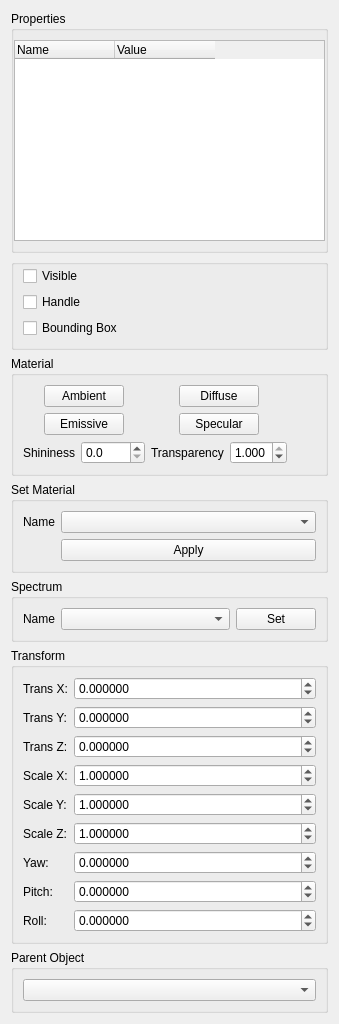
Before: the Qt Designer form eidolon/resources/ui/repr_property.ui in ericspod/Eidolon, drawn with Qt 5.
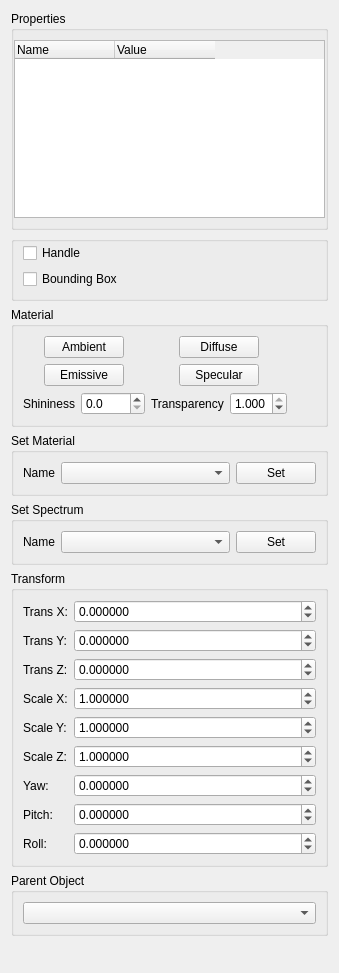
After: the same form once the commit is applied.

Diff of the .ui file:
```diff
--- a/eidolon/resources/ui/repr_property.ui
+++ b/eidolon/resources/ui/repr_property.ui
@@ -7,7 +7,7 @@
     <x>0</x>
     <y>0</y>
     <width>339</width>
-    <height>1024</height>
+    <height>973</height>
    </rect>
   </property>
   <property name="windowTitle">
@@ -43,7 +43,7 @@
         <property name="minimumSize">
          <size>
           <width>0</width>
-          <height>170</height>
+          <height>140</height>
          </size>
         </property>
         <property name="verticalScrollBarPolicy">
@@ -121,28 +121,6 @@
       <property name="rightMargin">
        <number>9</number>
       </property>
-      <item>
-       <widget class="QCheckBox" name="visibleCheckbox">
-        <property name="sizePolicy">
-         <sizepolicy hsizetype="Preferred" vsizetype="Fixed">
-          <horstretch>0</horstretch>
-          <verstretch>0</verstretch>
-         </sizepolicy>
-        </property>
-        <property name="minimumSize">
-         <size>
-          <width>0</width>
-          <height>0</height>
-         </size>
-        </property>
-        <property name="toolTip">
-         <string>Toggle representation visibility</string>
-        </property>
-        <property name="text">
-         <string>Visible</string>
-        </property>
-       </widget>
-      </item>
       <item>
        <widget class="QCheckBox" name="handleCheckbox">
         <property name="toolTip">
@@ -341,31 +319,40 @@
      <property name="title">
       <string>Set Material</string>
      </property>
-     <layout class="QFormLayout" name="formLayout">
-      <property name="fieldGrowthPolicy">
-       <enum>QFormLayout::AllNonFixedFieldsGrow</enum>
-      </property>
-      <item row="0" column="1">
+     <layout class="QHBoxLayout" name="horizontalLayout_4">
+      <item>
+       <widget class="QLabel" name="label">
+        <property name="text">
+         <string>Name</string>
+        </property>
+       </widget>
+      </item>
+      <item>
        <widget class="QComboBox" name="matnameBox">
+        <property name="sizePolicy">
+         <sizepolicy hsizetype="Expanding" vsizetype="Fixed">
+          <horstretch>0</horstretch>
+          <verstretch>0</verstretch>
+         </sizepolicy>
+        </property>
         <property name="toolTip">
          <string>Select material name</string>
         </property>
        </widget>
       </item>
-      <item row="1" column="1">
-       <widget class="QPushButton" name="applymatButton">
+      <item>
+       <widget class="QPushButton" name="setMatButton">
+        <property name="sizePolicy">
+         <sizepolicy hsizetype="Fixed" vsizetype="Fixed">
+          <horstretch>0</horstretch>
+          <verstretch>0</verstretch>
+         </sizepolicy>
+        </property>
         <property name="toolTip">
          <string>Apply material and recalculate data as needed</string>
         </property>
         <property name="text">
-         <string>Apply</string>
-        </property>
-       </widget>
-      </item>
-      <item row="0" column="0">
-       <widget class="QLabel" name="label">
-        <property name="text">
-         <string>Name</string>
+         <string>Set</string>
         </property>
        </widget>
       </item>
@@ -378,14 +365,9 @@
       <bool>true</bool>
      </property>
      <property name="title">
-      <string>Spectrum</string>
+      <string>Set Spectrum</string>
      </property>
-     <layout class="QVBoxLayout" name="verticalLayout_3">
-      <item>
-       <layout class="QHBoxLayout" name="horizontalLayout">
-        <property name="topMargin">
-         <number>0</number>
-        </property>
+     <layout class="QHBoxLayout" name="horizontalLayout_5">
         <item>
          <widget class="QLabel" name="label_11">
           <property name="enabled">
@@ -438,8 +420,6 @@
          </widget>
         </item>
        </layout>
-      </item>
-     </layout>
     </widget>
    </item>
    <item>
@@ -707,6 +687,19 @@
      </layout>
     </widget>
    </item>
+   <item>
+    <spacer name="verticalSpacer">
+     <property name="orientation">
+      <enum>Qt::Vertical</enum>
+     </property>
+     <property name="sizeHint" stdset="0">
+      <size>
+       <width>20</width>
+       <height>40</height>
+      </size>
+     </property>
+    </spacer>
+   </item>
   </layout>
  </widget>
  <resources/>
```
Lines whose indentation alone changed are shown as unchanged.
